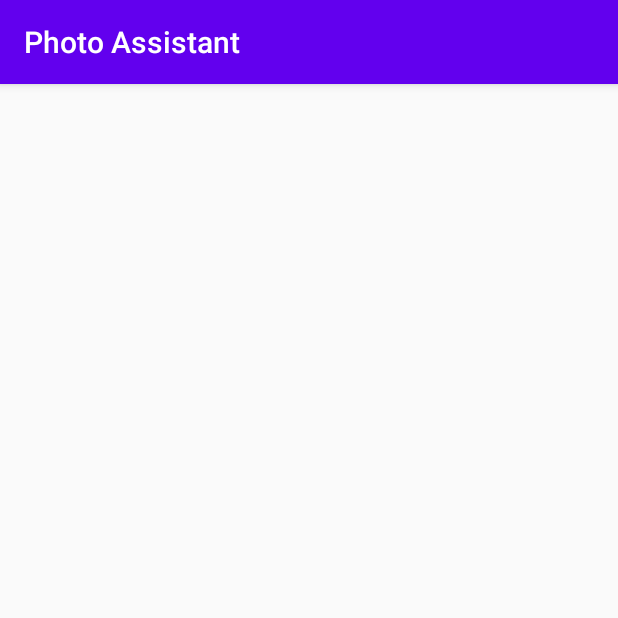
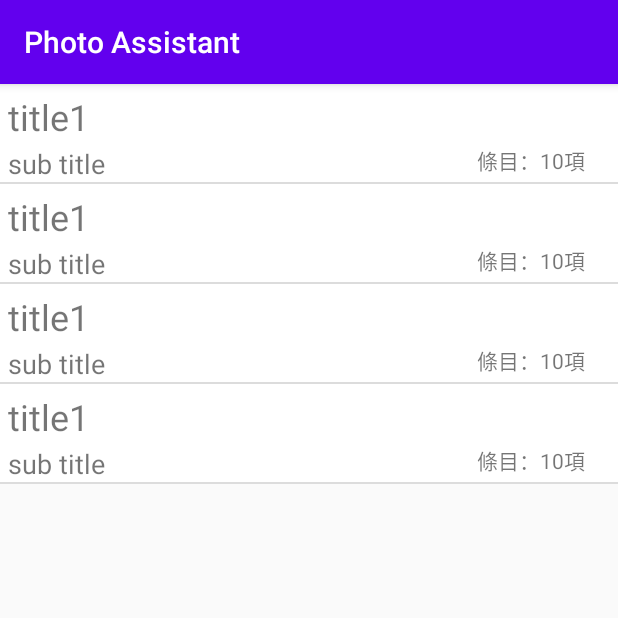
Before and after one commit to yue99520/Photo-assistant-mobile, an Android app: the screen it shows after launch (MainActivity), on a phone screen of 412 x 824 dp, the top half of it. Run offline under Robolectric (Android 15) with nearby library versions, the phone set to English and light mode, and no system bars.

Commit message:
Location: ListFragment連接DetailActivity

```diff
--- a/app/src/main/AndroidManifest.xml
+++ b/app/src/main/AndroidManifest.xml
@@ -21,6 +21,9 @@
                 <category android:name="android.intent.category.LAUNCHER" />
             </intent-filter>
         </activity>
+        <activity android:name=".location.LocationDetailActivity">
+
+        </activity>
 <!--        <activity android:name=".auth.login.LoginActivity" />-->
     </application>
 
--- a/app/src/main/java/com/example/photoassistant/MainActivity.java
+++ b/app/src/main/java/com/example/photoassistant/MainActivity.java
@@ -1,13 +1,40 @@
 package com.example.photoassistant;
 
+import android.content.Context;
 import android.os.Bundle;
+import android.util.AttributeSet;
+import android.view.View;
+import androidx.annotation.NonNull;
+import androidx.annotation.Nullable;
 import androidx.appcompat.app.AppCompatActivity;
+import androidx.fragment.app.FragmentManager;
+import androidx.fragment.app.FragmentTransaction;
+
+import com.example.photoassistant.location.LocationListFragment;
 
 public class MainActivity extends AppCompatActivity {
+
+    private FragmentManager fragmentManager;
 
     @Override
     protected void onCreate(Bundle savedInstanceState) {
         super.onCreate(savedInstanceState);
         setContentView(R.layout.activity_main);
+
+        fragmentManager = getSupportFragmentManager();
+        initFragment();
+    }
+
+    @Nullable
+    @Override
+    public View onCreateView(@NonNull String name, @NonNull Context context, @NonNull AttributeSet attrs) {
+        return super.onCreateView(name, context, attrs);
+    }
+
+    private void initFragment() {
+        FragmentTransaction fragmentTransaction = fragmentManager.beginTransaction();
+        LocationListFragment locationListFragment = new LocationListFragment();
+        fragmentTransaction.replace(R.id.fragment_container_view_main, locationListFragment);
+        fragmentTransaction.commit();
     }
 }
--- /dev/null
+++ b/app/src/main/java/com/example/photoassistant/location/Location.java
@@ -0,0 +1,64 @@
+package com.example.photoassistant.location;
+
+public class Location {
+
+    private long id;
+
+    private double longitude;
+
+    private double latitude;
+
+    private String title;
+
+    private String subtitle;
+
+    private int entryCount;
+
+    public long getId() {
+        return id;
+    }
+
+    public void setId(long id) {
+        this.id = id;
+    }
+
+    public int getEntryAmount() {
+        return entryCount;
+    }
+
+    public void setEntryAmount(int entryCount) {
+        this.entryCount = entryCount;
+    }
+
+    public double getLongitude() {
+        return longitude;
+    }
+
+    public void setLongitude(double longitude) {
+        this.longitude = longitude;
+    }
+
+    public double getLatitude() {
+        return latitude;
+    }
+
+    public void setLatitude(double latitude) {
+        this.latitude = latitude;
+    }
+
+    public String getTitle() {
+        return title;
+    }
+
+    public void setTitle(String title) {
+        this.title = title;
+    }
+
+    public String getSubtitle() {
+        return subtitle;
+    }
+
+    public void setSubtitle(String subtitle) {
+        this.subtitle = subtitle;
+    }
+}
--- /dev/null
+++ b/app/src/main/java/com/example/photoassistant/location/LocationAdapter.java
@@ -0,0 +1,81 @@
+package com.example.photoassistant.location;
+
+import android.content.Context;
+import android.view.LayoutInflater;
+import android.view.View;
+import android.view.ViewGroup;
+import android.widget.BaseAdapter;
+import android.widget.TextView;
+
+import com.example.photoassistant.R;
+
+import java.util.List;
+
+public class LocationAdapter extends BaseAdapter {
+
+    private List<Location> locationList;
+
+    private LayoutInflater layoutInflater;
+
+    public LocationAdapter(Context context, List<Location> locationList) {
+        this.locationList = locationList;
+        this.layoutInflater = LayoutInflater.from(context);
+    }
+
+    @Override
+    public int getCount() {
+        return this.locationList.size();
+    }
+
+    @Override
+    public Object getItem(int position) {
+        return this.locationList.get(position);
+    }
+
+    @Override
+    public long getItemId(int position) {
+        return this.locationList.get(position).getId();
+    }
+
+    @Override
+    public View getView(int position, View convertView, ViewGroup parent) {
+
+        ViewHolder holder = null;
+
+        if (convertView == null) {
+
+            convertView = layoutInflater.inflate(R.layout.location_item, null);
+
+            holder = new ViewHolder(
+                    (TextView) convertView.findViewById(R.id.location_item_title),
+                    (TextView) convertView.findViewById(R.id.location_item_subtitle),
+                    (TextView) convertView.findViewById(R.id.location_item_entry_amount)
+            );
+
+            convertView.setTag(holder);
+        }else {
+
+            holder = (ViewHolder) convertView.getTag();
+        }
+
+        Location location = locationList.get(position);
+
+        holder.title.setText(location.getTitle());
+        holder.subtitle.setText(location.getSubtitle());
+        holder.entryAmount.setText(String.valueOf(location.getEntryAmount()));
+
+        return convertView;
+    }
+
+    private static class ViewHolder {
+        TextView title;
+        TextView subtitle;
+        TextView entryAmount;
+
+        ViewHolder(TextView title, TextView subtitle, TextView entryAmount) {
+            this.title = title;
+            this.subtitle = subtitle;
+            this.entryAmount = entryAmount;
+        }
+    }
+}
--- /dev/null
+++ b/app/src/main/java/com/example/photoassistant/location/LocationListFragment.java
@@ -0,0 +1,115 @@
+package com.example.photoassistant.location;
+
+import android.content.Intent;
+import android.os.Bundle;
+import android.util.Log;
+import android.view.LayoutInflater;
+import android.view.View;
+import android.view.ViewGroup;
+import android.widget.AdapterView;
+import android.widget.ListView;
+import androidx.annotation.NonNull;
+import androidx.annotation.Nullable;
+import androidx.fragment.app.Fragment;
+
+import com.example.photoassistant.R;
+import java.util.ArrayList;
+import java.util.List;
+
+public class LocationListFragment extends Fragment {
+
+    private LocationAdapter locationAdapter;
+
+    private List<Location> locationList;
+
+    private ListView listView;
+
+    @Override
+    public void onCreate(@Nullable Bundle savedInstanceState) {
+        super.onCreate(savedInstanceState);
+
+        locationList = new ArrayList<>();
+
+        locationAdapter = new LocationAdapter(getActivity(), locationList);
+    }
+
+    @Nullable
+    @Override
+    public View onCreateView(@NonNull LayoutInflater inflater, @Nullable ViewGroup container, @Nullable Bundle savedInstanceState) {
+
+        View view = inflater.inflate(R.layout.fragment_location_list, container, false);
+
+        listView = view.findViewById(R.id.location_list_view);
+
+        listView.setAdapter(locationAdapter);
+
+        return view;
+    }
+
+    @Override
+    public void onViewCreated(@NonNull View view, @Nullable Bundle savedInstanceState) {
+        super.onViewCreated(view, savedInstanceState);
+
+        listView.setOnItemClickListener(new AdapterView.OnItemClickListener() {
+            @Override
+            public void onItemClick(AdapterView<?> parent, View view, int position, long id) {
+                Log.i("list_item", "On item click event");
+                intentToDetail(locationList.get(position));
+            }
+        });
+
+        updateList();
+    }
+
+    private void intentToDetail(Location location) {
+        Intent intent = new Intent(getContext(), LocationDetailActivity.class);
+        Bundle bundle = LocationBundleTranslator.toBundle(location);
+        intent.putExtra("TARGET", bundle);
+        startActivity(intent);
+    }
+
+    private void updateList() {
+
+        updateData();
+
+        locationAdapter.notifyDataSetChanged();
+    }
+
+    private void updateData() {
+        Location location = new Location();
+        location.setId(1);
+        location.setTitle("title1");
+        location.setSubtitle("sub title");
+        location.setEntryAmount(10);
+        location.setLongitude(13.123);
+        location.setLatitude(20.123);
+        this.locationList.add(location);
+
+        new Location();
+        location.setId(2);
+        location.setTitle("title1");
+        location.setSubtitle("sub title");
+        location.setEntryAmount(10);
+        location.setLongitude(13.123);
+        location.setLatitude(20.123);
+        this.locationList.add(location);
+
+        new Location();
+        location.setId(3);
+        location.setTitle("title1");
+        location.setSubtitle("sub title");
+        location.setEntryAmount(10);
+        location.setLongitude(13.123);
+        location.setLatitude(20.123);
+        this.locationList.add(location);
+
+        new Location();
+        location.setId(4);
+        location.setTitle("title1");
+        location.setSubtitle("sub title");
+        location.setEntryAmount(10);
+        location.setLongitude(13.123);
+        location.setLatitude(20.123);
+        this.locationList.add(location);
+    }
+}
--- a/app/src/main/res/layout/activity_main.xml
+++ b/app/src/main/res/layout/activity_main.xml
@@ -7,6 +7,6 @@
 
     <androidx.fragment.app.FragmentContainerView
         android:id="@+id/fragment_container_view_main"
-        android:layout_width="wrap_content"
-        android:layout_height="wrap_content" />
+        android:layout_width="match_parent"
+        android:layout_height="match_parent" />
 </LinearLayout>
--- /dev/null
+++ b/app/src/main/res/layout/fragment_location_list.xml
@@ -0,0 +1,12 @@
+<?xml version="1.0" encoding="utf-8"?>
+<androidx.constraintlayout.widget.ConstraintLayout
+    xmlns:android="http://schemas.android.com/apk/res/android"
+    android:layout_width="match_parent"
+    android:layout_height="match_parent">
+
+    <ListView
+        android:id="@+id/location_list_view"
+        android:layout_width="match_parent"
+        android:layout_height="match_parent" />
+
+</androidx.constraintlayout.widget.ConstraintLayout>
--- a/app/src/main/res/layout/location_item.xml
+++ b/app/src/main/res/layout/location_item.xml
@@ -1,14 +1,13 @@
 <?xml version="1.0" encoding="utf-8"?>
-<androidx.constraintlayout.widget.ConstraintLayout xmlns:android="http://schemas.android.com/apk/res/android"
+<androidx.constraintlayout.widget.ConstraintLayout
+    xmlns:android="http://schemas.android.com/apk/res/android"
     android:layout_width="match_parent"
     android:layout_height="wrap_content"
     xmlns:app="http://schemas.android.com/apk/res-auto"
-    android:background="@android:color/white"
-    android:clickable="true"
-    android:focusable="true">
+    android:background="@android:color/white">
 
     <TextView
-        android:id="@+id/location_title"
+        android:id="@+id/location_item_title"
         android:layout_width="wrap_content"
         android:layout_height="30dp"
         android:textSize="24sp"
@@ -20,12 +19,12 @@
         android:layout_marginRight="5dp"/>
 
     <TextView
-        android:id="@+id/location_subtitle"
+        android:id="@+id/location_item_subtitle"
         android:layout_width="300dp"
         android:layout_height="wrap_content"
         android:textSize="18sp"
-        app:layout_constraintStart_toStartOf="@id/location_title"
-        app:layout_constraintTop_toBottomOf="@id/location_title"
+        app:layout_constraintStart_toStartOf="@id/location_item_title"
+        app:layout_constraintTop_toBottomOf="@id/location_item_title"
         android:layout_marginTop="5dp"
         />
 
@@ -33,9 +32,9 @@
         android:layout_width="wrap_content"
         android:layout_height="wrap_content"
         android:orientation="horizontal"
-        app:layout_constraintStart_toEndOf="@id/location_subtitle"
+        app:layout_constraintStart_toEndOf="@id/location_item_subtitle"
         app:layout_constraintEnd_toEndOf="parent"
-        app:layout_constraintTop_toBottomOf="@id/location_title"
+        app:layout_constraintTop_toBottomOf="@id/location_item_title"
         app:layout_constraintBottom_toBottomOf="parent"
         android:layout_marginRight="10dp"
         android:layout_marginEnd="10dp">
@@ -46,7 +45,7 @@
             android:text="@string/location_entry_name"
             />
         <TextView
-            android:id="@+id/location_entry_amount"
+            android:id="@+id/location_item_entry_amount"
             android:layout_width="wrap_content"
             android:layout_height="wrap_content"
             />
--- a/app/src/main/res/values/strings.xml
+++ b/app/src/main/res/values/strings.xml
@@ -10,4 +10,6 @@
     <string name="auth_field_hint_password">Password:</string>
     <string name="location_entry_name">條目：</string>
     <string name="location_entry_unit"> 項</string>
+    <string name="longitude">經度：</string>
+    <string name="latitude">緯度：</string>
 </resources>
```
Also changed, not shown: app/src/main/java/com/example/photoassistant/FragmentPagerAdapterImpl.java (added, +29 -0 lines), app/src/main/java/com/example/photoassistant/location/LocationBundleTranslator.java (added, +35 -0 lines), app/src/main/java/com/example/photoassistant/location/LocationDetailActivity.java (added, +19 -0 lines), app/src/main/res/layout/activity_location_detail.xml (added, +75 -0 lines).
